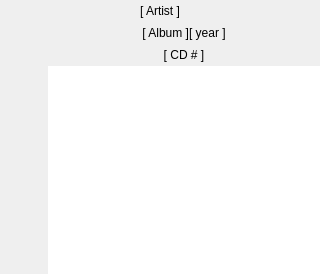
MBach/Miam-Player, file code/MiamUniqueLibrary/templateAlbum.ui: the form before one commit.
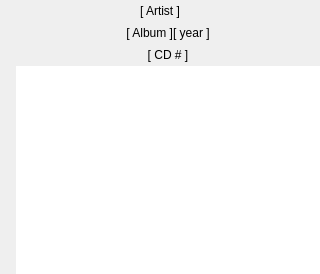
The form after the commit.

```diff
--- a/code/MiamUniqueLibrary/templateAlbum.ui
+++ b/code/MiamUniqueLibrary/templateAlbum.ui
@@ -54,8 +54,8 @@
       <widget class="QWidget" name="cover" native="true">
        <property name="minimumSize">
         <size>
-         <width>48</width>
-         <height>48</height>
+         <width>16</width>
+         <height>16</height>
         </size>
        </property>
        <layout class="QHBoxLayout" name="horizontalLayout_2">
```
Left out of the diff: 17 changed lines with no effect on the pictures.
